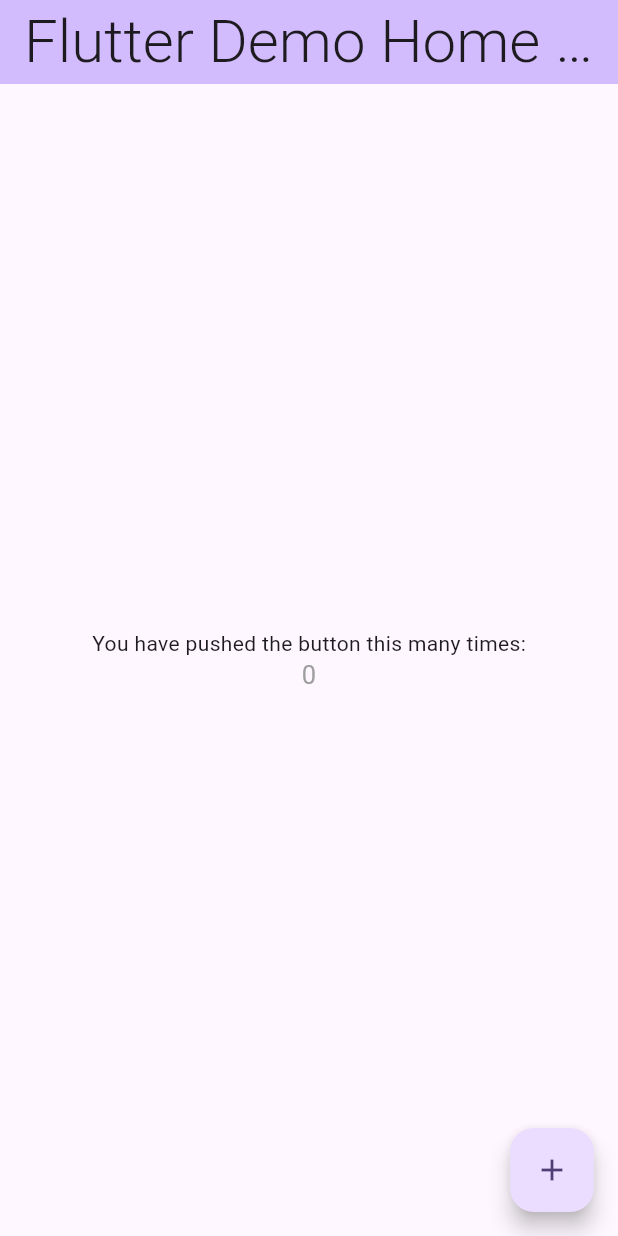
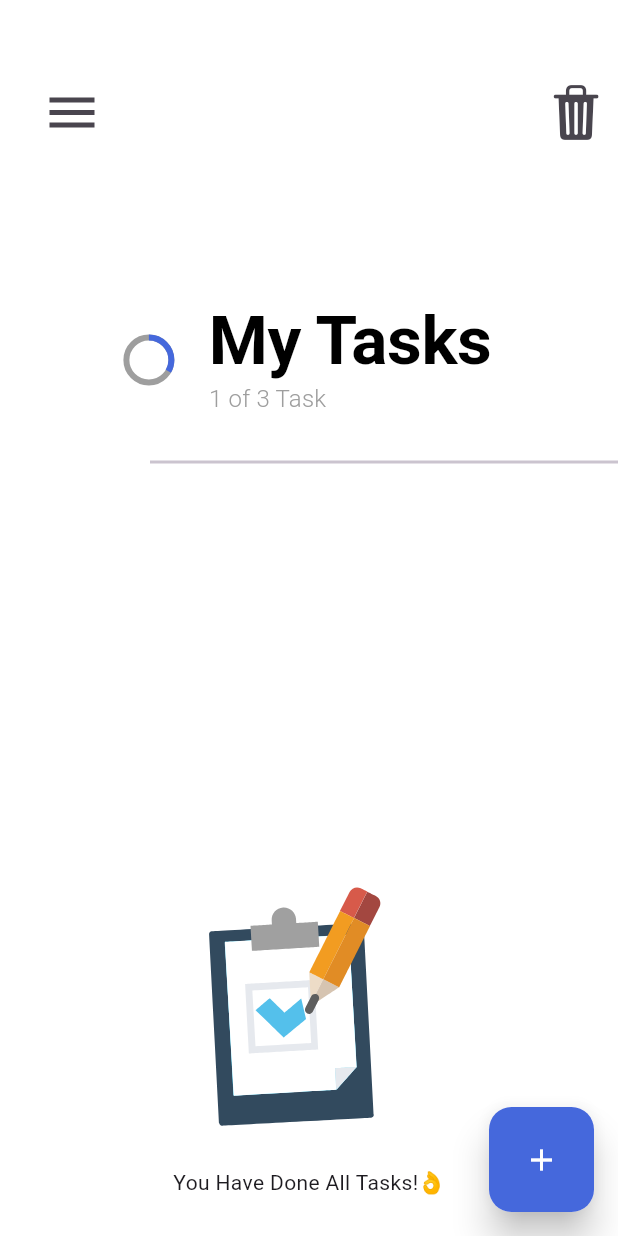
Before and after one commit to ASE-Team-3/ase_todoapp, a Flutter app: the screen it shows after launch, on a phone screen of 412 x 824 dp. Run offline on Flutter 3.47's test engine with Material 3 defaults, Android fonts, the phone set to English and light mode, and no system bars; drawn by our look-alikes of flutter_slider_drawer; our stand-ins replace animate_do, lottie.

Commit message:
Task List, Animated Drawer, Icons

```diff
--- a/lib/main.dart
+++ b/lib/main.dart
@@ -1,3 +1,4 @@
+import 'package:app/views/home/home_view.dart';
 import 'package:flutter/material.dart';
 
 void main() {
@@ -69,7 +70,7 @@ class MyApp extends StatelessWidget {
         colorScheme: ColorScheme.fromSeed(seedColor: Colors.deepPurple),
         useMaterial3: true,
       ),
-      home: const MyHomePage(title: 'Flutter Demo Home Page'),
+      home: const HomeView(),
     );
   }
 }
--- /dev/null
+++ b/lib/utils/constrants.dart
@@ -0,0 +1 @@
+String lottieURL = 'assets/lottie/1.json';
--- /dev/null
+++ b/lib/views/home/components/fab.dart
@@ -0,0 +1,38 @@
+import 'dart:developer';
+
+import 'package:app/utils/app_colors.dart';
+import 'package:flutter/material.dart';
+
+class Fab extends StatefulWidget {
+  const Fab({super.key});
+
+  @override
+  State<Fab> createState() => _FabState();
+}
+
+class _FabState extends State<Fab> {
+  @override
+  Widget build(BuildContext context) {
+    return GestureDetector(
+        onTap: () {
+          log("Task view");
+        },
+        child: Material(
+          borderRadius: BorderRadius.circular(15),
+          elevation: 10,
+          child: Container(
+            width: 70,
+            height: 70,
+            decoration: BoxDecoration(
+                color: AppColors.primaryColor,
+                borderRadius: BorderRadius.circular(15)),
+            child: const Center(
+              child: Icon(
+                Icons.add,
+                color: Colors.white,
+              ),
+            ),
+          ),
+        ));
+  }
+}
--- /dev/null
+++ b/lib/views/home/components/home_app_bar.dart
@@ -0,0 +1,84 @@
+import 'package:flutter/cupertino.dart';
+import 'package:flutter/material.dart';
+import 'package:flutter_slider_drawer/flutter_slider_drawer.dart';
+
+class HomeAppBar extends StatefulWidget {
+  const HomeAppBar({super.key, required this.drawerKey});
+
+  final GlobalKey<SliderDrawerState> drawerKey;
+
+  @override
+  State<HomeAppBar> createState() => _HomeAppBarState();
+}
+
+class _HomeAppBarState extends State<HomeAppBar>
+    with SingleTickerProviderStateMixin {
+  late AnimationController animationController;
+  bool isDrawerOpen = false;
+  @override
+  void initState() {
+    animationController =
+        AnimationController(vsync: this, duration: const Duration(seconds: 1));
+    super.initState();
+  }
+
+  @override
+  void dispose() {
+    animationController.dispose();
+    super.dispose();
+  }
+
+  // OnToggle
+  void onDrawerToggle() {
+    setState(() {
+      isDrawerOpen = !isDrawerOpen;
+      if (isDrawerOpen) {
+        animationController.forward();
+        widget.drawerKey.currentState!.openSlider();
+      } else {
+        animationController.reverse();
+        widget.drawerKey.currentState!.closeSlider();
+      }
+    });
+  }
+
+  @override
+  Widget build(BuildContext context) {
+    return SizedBox(
+      width: double.infinity,
+      height: 130,
+      child: Padding(
+        padding: const EdgeInsets.only(top: 20),
+        child: Row(
+          mainAxisAlignment: MainAxisAlignment.spaceBetween,
+          children: [
+            // Menu Icon
+            Padding(
+              padding: const EdgeInsets.only(left: 20),
+              child: IconButton(
+                onPressed: onDrawerToggle,
+                icon: AnimatedIcon(
+                  icon: AnimatedIcons.menu_close,
+                  progress: animationController,
+                  size: 40,
+                ),
+              ),
+            ),
+            // Trash Icon
+            Padding(
+              padding: const EdgeInsets.only(left: 20),
+              child: IconButton(
+                  onPressed: () {
+                    // TODO: REMOVE ALL THE TASK FROM THE DB WITH THIS BUTTON ON PRESS
+                  },
+                  icon: const Icon(
+                    CupertinoIcons.trash_fill,
+                    size: 40,
+                  )),
+            )
+          ],
+        ),
+      ),
+    );
+  }
+}
--- /dev/null
+++ b/lib/views/home/home_view.dart
@@ -0,0 +1,170 @@
+import 'package:animate_do/animate_do.dart';
+import 'package:app/extensions/space_exs.dart';
+import 'package:app/utils/app_colors.dart';
+import 'package:app/utils/app_str.dart';
+import 'package:app/utils/constrants.dart';
+import 'package:app/views/home/components/fab.dart';
+import 'package:app/views/home/components/home_app_bar.dart';
+import 'package:app/views/home/components/slider_drawer.dart';
+import 'package:app/views/home/widget/task_widget.dart';
+import 'package:flutter/material.dart';
+import 'package:flutter_slider_drawer/flutter_slider_drawer.dart';
+import 'package:lottie/lottie.dart';
+
+class HomeView extends StatefulWidget {
+  const HomeView({super.key});
+
+  @override
+  State<HomeView> createState() => _HomeViewState();
+}
+
+class _HomeViewState extends State<HomeView> {
+  GlobalKey<SliderDrawerState> drawerKey = GlobalKey<SliderDrawerState>();
+  final List<int> testing = [];
+  @override
+  Widget build(BuildContext context) {
+    TextTheme textTheme = Theme.of(context).textTheme;
+
+    return Scaffold(
+      backgroundColor: Colors.white,
+
+      // FAB
+      floatingActionButton: Fab(),
+
+      // Body
+      body: SliderDrawer(
+        key: drawerKey,
+        isDraggable: false,
+        animationDuration: 1000,
+
+        // Drawer
+        slider: CustomDrawer(),
+
+        appBar: HomeAppBar(
+          drawerKey: drawerKey,
+        ),
+
+        // Main Body
+        child: _buildHomeBody(textTheme),
+      ),
+    );
+  }
+
+  // Home Body
+  SizedBox _buildHomeBody(TextTheme textTheme) {
+    return SizedBox(
+      width: double.infinity,
+      height: double.infinity,
+      child: Column(
+        children: [
+          // Custom App bar
+          Container(
+            margin: const EdgeInsets.only(top: 60),
+            width: double.infinity,
+            height: 100,
+            child: Row(
+              mainAxisAlignment: MainAxisAlignment.center,
+              children: [
+                // Progress Indicator
+                SizedBox(
+                  width: 30,
+                  height: 30,
+                  child: const CircularProgressIndicator(
+                    value: 1 / 3,
+                    backgroundColor: Colors.grey,
+                    valueColor: AlwaysStoppedAnimation(AppColors.primaryColor),
+                  ),
+                ),
+
+                25.w,
+
+                Column(
+                  mainAxisAlignment: MainAxisAlignment.center,
+                  crossAxisAlignment: CrossAxisAlignment.start,
+                  children: [
+                    Text(
+                      AppStr.mainTitle,
+                      style: textTheme.displayLarge,
+                    ),
+                    3.h,
+                    Text(
+                      "1 of 3 Task",
+                      style: textTheme.titleMedium,
+                    )
+                  ],
+                )
+              ],
+            ),
+          ),
+
+          // Divider
+          const Padding(
+            padding: EdgeInsets.only(top: 10),
+            child: Divider(
+              thickness: 2,
+              indent: 100,
+            ),
+          ),
+
+          //Tasks
+          SizedBox(
+            width: double.infinity,
+            height: 745,
+            child: testing.isNotEmpty
+
+                // Task list is not empty
+                ? ListView.builder(
+                    itemCount: testing.length,
+                    scrollDirection: Axis.vertical,
+                    itemBuilder: (context, index) {
+                      return Dismissible(
+                          direction: DismissDirection.horizontal,
+                          onDismissed: (_) {
+                            // We will remove current task from DB
+                          },
+                          background: Row(
+                            mainAxisAlignment: MainAxisAlignment.center,
+                            children: [
+                              const Icon(
+                                Icons.delete_outline,
+                                color: Colors.grey,
+                              ),
+                              8.w,
+                              const Text(
+                                AppStr.deleteTask,
+                                style: TextStyle(
+                                  color: Colors.grey,
+                                ),
+                              )
+                            ],
+                          ),
+                          key: Key(
+                            index.toString(),
+                          ),
+                          child: const TaskWidget());
+                    })
+                // Task list is empty
+                : Column(
+                    mainAxisAlignment: MainAxisAlignment.center,
+                    children: [
+                      FadeIn(
+                        child: SizedBox(
+                            width: 200,
+                            height: 200,
+                            child: Lottie.asset(lottieURL,
+                                animate: testing.isNotEmpty ? false : true)),
+                      ),
+                      FadeInUp(
+                        from: 30,
+                        child: const Text(
+                          AppStr.doneAllTask,
+                        ),
+                      )
+                    ],
+                  ),
+          )
+        ],
+      ),
+    );
+  }
+}
```
Also changed, not shown: lib/extensions/space_exs.dart (added, +15 -0 lines), lib/views/home/components/slider_drawer.dart (added, +92 -0 lines), lib/views/home/widget/task_widget.dart (added, +106 -0 lines).
